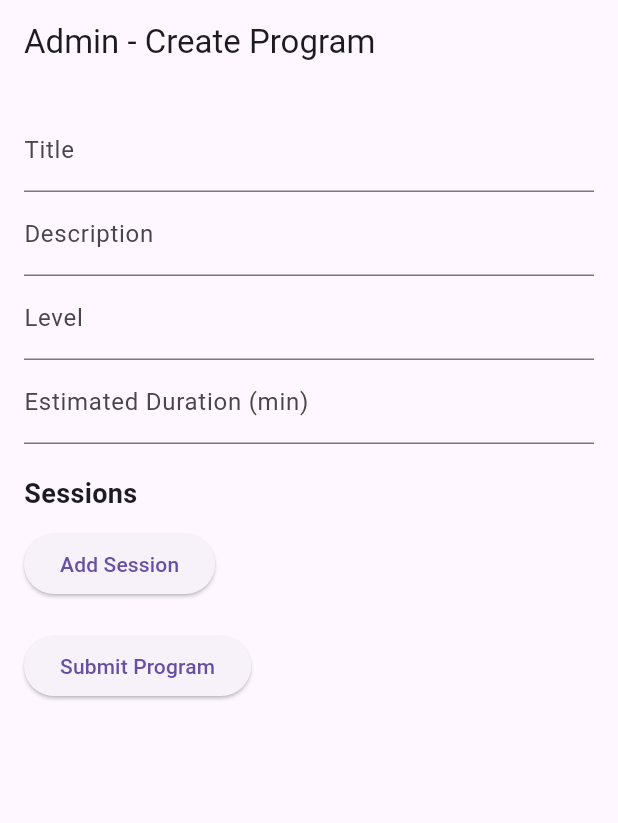
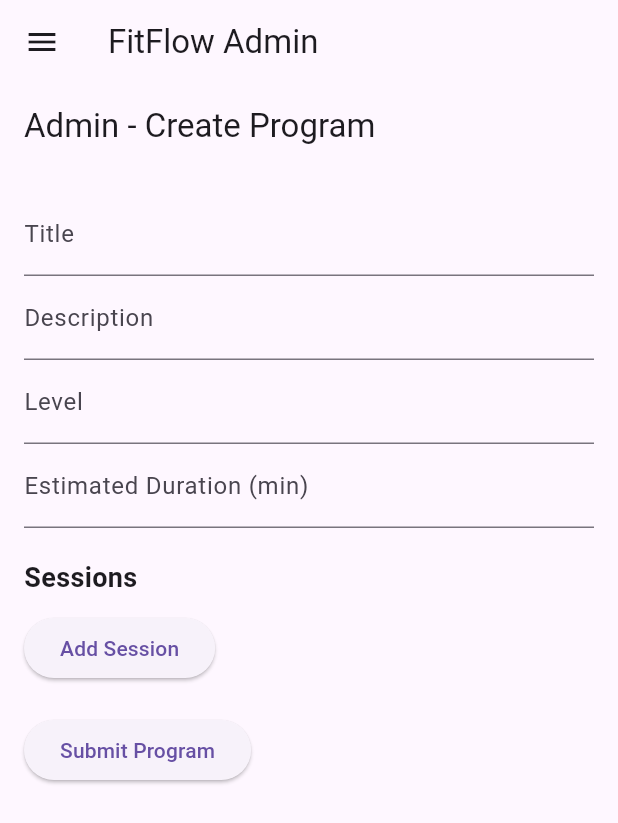
Before and after one commit to vdesplanque/fitflow, a Flutter app: the screen it shows after launch, on a phone screen of 412 x 824 dp. Shown: the top 823 px of the screen. Run offline on Flutter 3.47's test engine with Material 3 defaults, Android fonts, the phone set to English and light mode, and no system bars; our stand-ins replace flutter_riverpod, go_router, google_sign_in.

Commit message:
fix program form + add exercice_form

```diff
--- a/frontend/fitflow_app/lib/main.dart
+++ b/frontend/fitflow_app/lib/main.dart
@@ -1,9 +1,15 @@
 import 'package:fitflow_app/screens/admin/admin_program_page.dart';
+import 'package:fitflow_app/screens/pages.dart';
 import 'package:flutter/material.dart';
 import 'package:flutter_riverpod/flutter_riverpod.dart';
 
 void main() {
-  runApp(const ProviderScope(child: MyApp()));
+  runApp(
+    ProviderScope(
+      // ⬅️ C'est ça qui manquait
+      child: MyApp(),
+    ),
+  );
 }
 
 class MyApp extends StatelessWidget {
@@ -12,8 +18,66 @@ class MyApp extends StatelessWidget {
   @override
   Widget build(BuildContext context) {
     return MaterialApp(
-      title: 'FitFlow - Page admin',
-      home: AdminPage(),
-    ); //DebugScreen()
+      title: 'FitFlow Demo',
+      theme: ThemeData(primarySwatch: Colors.blue),
+      home: const HomePage(),
+    );
   }
 }
+
+class HomePage extends StatefulWidget {
+  const HomePage({super.key});
+
+  @override
+  State<HomePage> createState() => _HomePageState();
+}
+
+class _HomePageState extends State<HomePage> {
+  int _selectedPageIndex = 0;
+
+  final List<Widget> _pages = const [
+    AdminPage(),
+    ProgramsListPage(),
+    ExercisesListPage(),
+  ];
+
+  @override
+  Widget build(BuildContext context) {
+    return Scaffold(
+      appBar: AppBar(title: const Text("FitFlow Admin")),
+      drawer: Drawer(
+        child: ListView(
+          padding: EdgeInsets.zero,
+          children: [
+            const DrawerHeader(
+              decoration: BoxDecoration(color: Colors.blue),
+              child: Text("Navigation", style: TextStyle(color: Colors.white)),
+            ),
+            ListTile(
+              title: const Text("Formulaire Admin"),
+              onTap: () {
+                setState(() => _selectedPageIndex = 0);
+                Navigator.pop(context); // ferme le drawer
+              },
+            ),
+            ListTile(
+              title: const Text("Liste des Programmes"),
+              onTap: () {
+                setState(() => _selectedPageIndex = 1);
+                Navigator.pop(context);
+              },
+            ),
+            ListTile(
+              title: const Text("Liste des Exercices"),
+              onTap: () {
+                setState(() => _selectedPageIndex = 2);
+                Navigator.pop(context);
+              },
+            ),
+          ],
+        ),
+      ),
+      body: _pages[_selectedPageIndex],
+    );
+  }
+}
--- a/frontend/fitflow_app/lib/screens/admin/admin_program_page.dart
+++ b/frontend/fitflow_app/lib/screens/admin/admin_program_page.dart
@@ -1,8 +1,3 @@
-import 'package:fitflow_app/models/bloc.dart';
-import 'package:fitflow_app/models/bloc_variant.dart';
-import 'package:fitflow_app/models/exercice_bloc.dart';
-import 'package:fitflow_app/models/program.dart';
-import 'package:fitflow_app/models/session.dart';
 import 'package:fitflow_app/providers/program_provider.dart';
 import 'package:fitflow_app/utils/bloc_form_data.dart';
 import 'package:fitflow_app/utils/bloc_variant_form_data.dart';
```
Also changed, not shown: frontend/fitflow_app/lib/screens/form/exercice_form.dart (added, +48 -0 lines), frontend/fitflow_app/lib/screens/pages.dart (added, +47 -0 lines).
